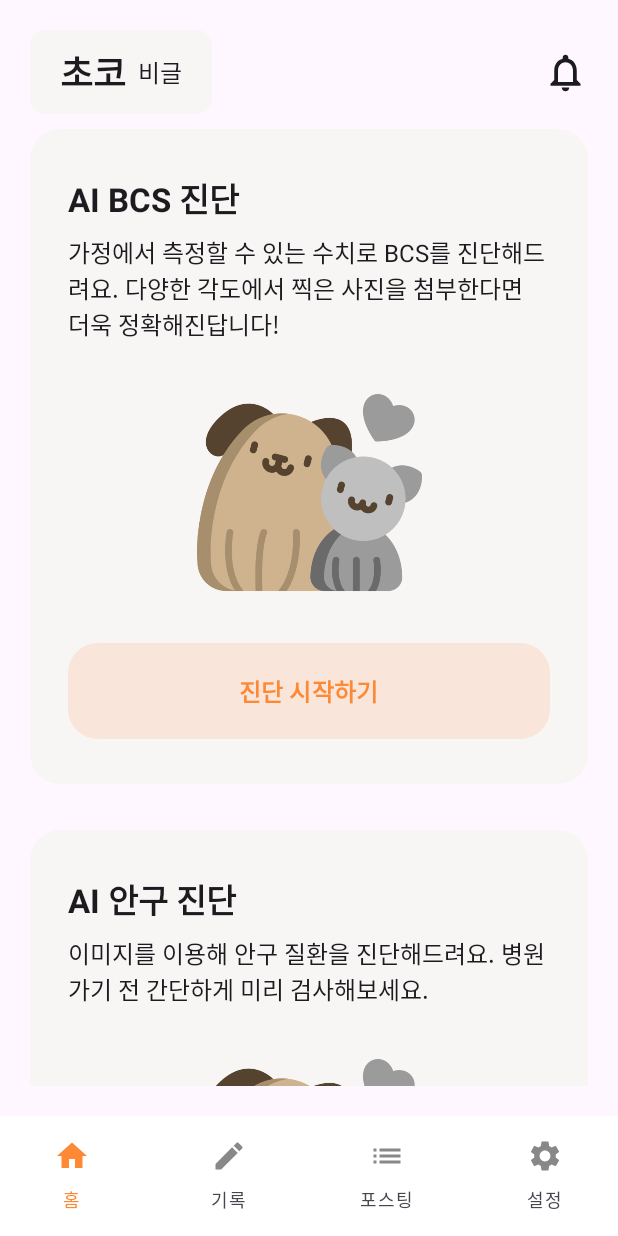
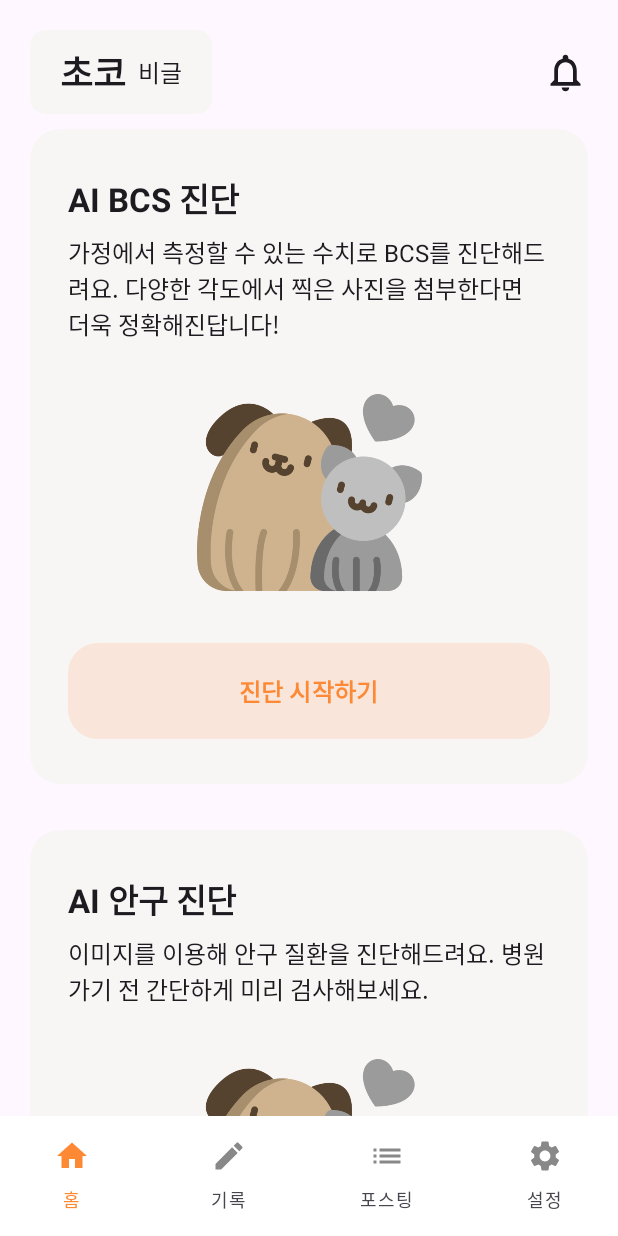
Before and after one commit to dodo849/Fluffy-AOS, an Android app built with Jetpack Compose: the screen it shows after launch (MainActivity), on a phone screen of 412 x 824 dp. Run offline under Robolectric (Android 15) with nearby library versions, the phone set to English and light mode, and no system bars.

```diff
--- a/app/src/main/java/com/example/fluffy_aos/MainActivity.kt
+++ b/app/src/main/java/com/example/fluffy_aos/MainActivity.kt
@@ -49,7 +49,6 @@ class MainActivity : ComponentActivity() {
             NavHost(
                 navController = navController,
                 startDestination = "home",
-                modifier = Modifier.padding(paddingValues = paddingValues)
             ) {
                 composable("home") { HomeView() }
                 composable("record") { RecordView() }
```
